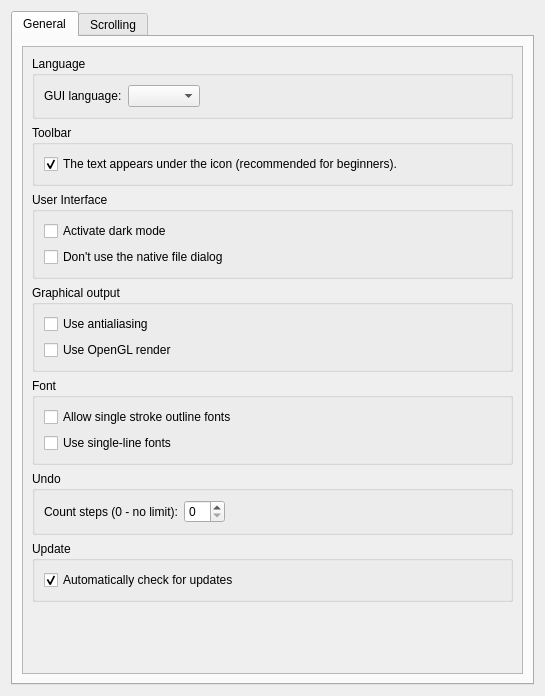
First picture: the form in src/app/puzzle/dialogs/configpages/puzzlepreferencesconfigurationpage.ui, repository dismine/valentina, before the edit.
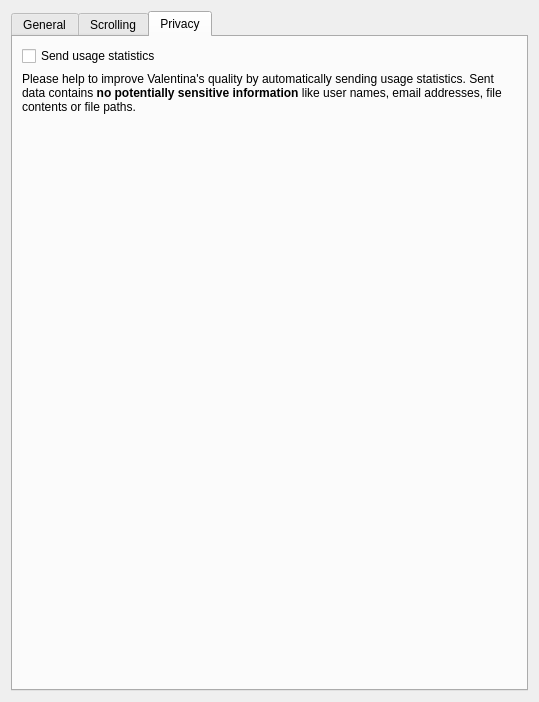
Second picture: the form after the edit. The open tabs and pages were chosen to show the change.

Commit message: System to collect usage statistic.

```diff
--- a/src/app/puzzle/dialogs/configpages/puzzlepreferencesconfigurationpage.ui
+++ b/src/app/puzzle/dialogs/configpages/puzzlepreferencesconfigurationpage.ui
@@ -6,8 +6,8 @@
    <rect>
     <x>0</x>
     <y>0</y>
-    <width>545</width>
-    <height>696</height>
+    <width>539</width>
+    <height>702</height>
    </rect>
   </property>
   <property name="windowTitle">
@@ -34,8 +34,8 @@
            <rect>
             <x>0</x>
             <y>0</y>
-            <width>503</width>
-            <height>627</height>
+            <width>497</width>
+            <height>633</height>
            </rect>
           </property>
           <layout class="QVBoxLayout" name="verticalLayout_10">
@@ -424,6 +424,43 @@
        </item>
       </layout>
      </widget>
+     <widget class="QWidget" name="tabPrivacy">
+      <attribute name="title">
+       <string>Privacy</string>
+      </attribute>
+      <layout class="QVBoxLayout" name="verticalLayout_11">
+       <item>
+        <widget class="QCheckBox" name="checkBoxSendUsageStatistics">
+         <property name="text">
+          <string>Send usage statistics</string>
+         </property>
+        </widget>
+       </item>
+       <item>
+        <widget class="QLabel" name="label">
+         <property name="text">
+          <string>Please help to improve Valentina's quality by automatically sending usage statistics. Sent data contains &lt;span style=&quot; font-weight:700;&quot;&gt;no potentially sensitive information&lt;/span&gt; like user names, email addresses, file contents or file paths.</string>
+         </property>
+         <property name="wordWrap">
+          <bool>true</bool>
+         </property>
+        </widget>
+       </item>
+       <item>
+        <spacer name="verticalSpacer_3">
+         <property name="orientation">
+          <enum>Qt::Vertical</enum>
+         </property>
+         <property name="sizeHint" stdset="0">
+          <size>
+           <width>20</width>
+           <height>540</height>
+          </size>
+         </property>
+        </spacer>
+       </item>
+      </layout>
+     </widget>
     </widget>
    </item>
   </layout>
```
The commit also changes 42 other files.
